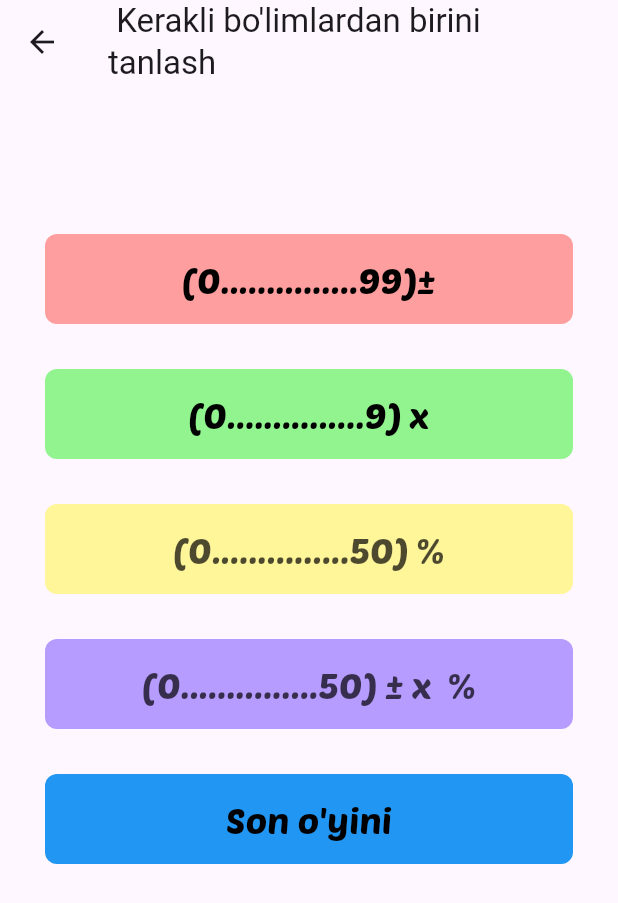
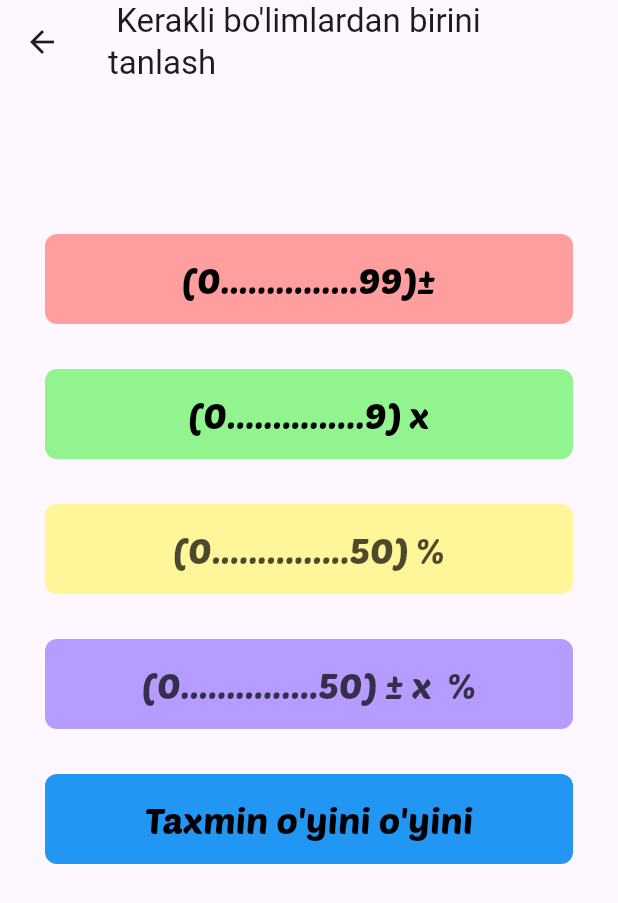
Before and after one commit to Primberdiyev/Imkon-App, a Flutter app: the screen it shows after launch, after a tap on "Boshlash", on a phone screen of 412 x 824 dp. Shown: the top 903 px of the screen. Run offline on Flutter 3.47's test engine with Material 3 defaults, Android fonts, the light colour scheme and no system bars; our stand-ins replace audioplayers, hive, math_expressions; accounts and stored records are empty.

```diff
--- a/lib/features/cources/math_cource/pages/math_cource_page.dart
+++ b/lib/features/courses/math_course/pages/math_course_page.dart
@@ -1,14 +1,14 @@
 import 'package:flutter/material.dart';
 import 'package:imkon/core/ui_kit/custom_button.dart';
-import 'package:imkon/features/cources/math_cource/dialogs/attention_dialog.dart';
-import 'package:imkon/features/cources/math_cource/pages/advanced_math_page.dart';
-import 'package:imkon/features/cources/math_cource/pages/division_page.dart';
-import 'package:imkon/features/cources/math_cource/pages/math_game_beginner.dart';
-import 'package:imkon/features/cources/math_cource/pages/multiplication_page.dart';
-import 'package:imkon/features/cources/math_cource/pages/number_game_page.dart';
+import 'package:imkon/features/courses/math_course/dialogs/attention_dialog.dart';
+import 'package:imkon/features/courses/math_course/pages/advanced_math_page.dart';
+import 'package:imkon/features/courses/math_course/pages/division_page.dart';
+import 'package:imkon/features/courses/math_course/pages/math_game_beginner.dart';
+import 'package:imkon/features/courses/math_course/pages/multiplication_page.dart';
+import 'package:imkon/features/courses/math_course/pages/number_game_page.dart';
 
-class MathCourcePage extends StatelessWidget {
-  const MathCourcePage({super.key});
+class MathCoursePage extends StatelessWidget {
+  const MathCoursePage({super.key});
 
   @override
   Widget build(BuildContext context) {
@@ -146,7 +146,7 @@ class MathCourcePage extends StatelessWidget {
                       ),
                 );
               },
-              text: "Son o'yini",
+              text: "Taxmin o'yini o'yini",
               textSize: 24,
               buttonColor: Colors.blue,
               textColor: Color(0xFF000000),
--- a/lib/features/cources/math_cource/pages/math_game_beginner.dart
+++ b/lib/features/courses/math_course/pages/math_game_beginner.dart
@@ -1,7 +1,7 @@
 import 'dart:async';
 import 'package:audioplayers/audioplayers.dart';
 import 'package:flutter/material.dart';
-import 'package:imkon/features/cources/math_cource/methods/math_game_methods.dart';
+import 'package:imkon/features/courses/math_course/methods/math_game_methods.dart';
 
 class MathGameBeginner extends StatefulWidget {
   const MathGameBeginner({super.key});
--- a/lib/features/fields/fields.dart
+++ b/lib/features/fields/fields.dart
@@ -1,5 +1,5 @@
 import 'package:flutter/material.dart';
-import 'package:imkon/features/cources/math_cource/pages/math_cource_page.dart';
+import 'package:imkon/features/courses/math_course/pages/math_course_page.dart';
 import 'package:imkon/features/home/widgets/course_card.dart';
 import 'package:imkon/features/utils/app_images.dart';
 
@@ -29,7 +29,7 @@ class Fields extends StatelessWidget {
           onPressed: () {
             Navigator.push(
               context,
-              MaterialPageRoute(builder: (context) => MathCourcePage()),
+              MaterialPageRoute(builder: (context) => MathCoursePage()),
             );
           },
         ),
--- a/lib/features/introduction/pages/begin_page.dart
+++ b/lib/features/introduction/pages/begin_page.dart
@@ -9,6 +9,7 @@ class BeginPage extends StatelessWidget {
   @override
   Widget build(BuildContext context) {
     return Scaffold(
+      backgroundColor: Colors.white,
       body: Center(
         child: Column(
           mainAxisAlignment: MainAxisAlignment.center,
@@ -30,10 +31,7 @@ class BeginPage extends StatelessWidget {
                 'Xalqaro darajadagi ta\'lim interaktiv usulda!',
                 maxLines: 2,
                 textAlign: TextAlign.center,
-                style: TextStyle(
-                  fontSize: 20,
-                  color: Colors.black.withValues(alpha: 0.4),
-                ),
+                style: TextStyle(fontSize: 20, color: Colors.green),
               ),
             ),
             Spacer(),
--- a/lib/features/splash/splash_page.dart
+++ b/lib/features/splash/splash_page.dart
@@ -1,5 +1,6 @@
 import 'package:flutter/material.dart';
 import 'package:imkon/features/home/pages/home_page.dart';
+import 'package:imkon/features/introduction/pages/begin_page.dart';
 import 'package:imkon/features/utils/app_images.dart';
 
 class SplashPage extends StatefulWidget {
```
Also changed, not shown: assets/images/bird.png, assets/images/bird_1.png (added), assets/images/numbers1.png (added), assets/images/numbers2.png (added), assets/images/numbers3.png (added), lib/features/courses/math_course/dialogs/attention_dialog.dart (renamed from lib/features/cources/math_cource/dialogs/attention_dialog.dart), lib/features/courses/math_course/methods/math_game_methods.dart (renamed from lib/features/cources/math_cource/methods/math_game_methods.dart), lib/features/courses/math_course/methods/multiplication_methods.dart (renamed from lib/features/cources/math_cource/methods/multiplication_methods.dart), lib/features/courses/math_course/pages/advanced_math_page.dart (renamed from lib/features/cources/math_cource/pages/advanced_math_page.dart), lib/features/courses/math_course/pages/division_page.dart (renamed from lib/features/cources/math_cource/pages/division_page.dart), lib/features/courses/math_course/pages/multiplication_page.dart (renamed from lib/features/cources/math_cource/pages/multiplication_page.dart), lib/features/courses/math_course/pages/number_game_page.dart (renamed from lib/features/cources/math_cource/pages/number_game_page.dart).
